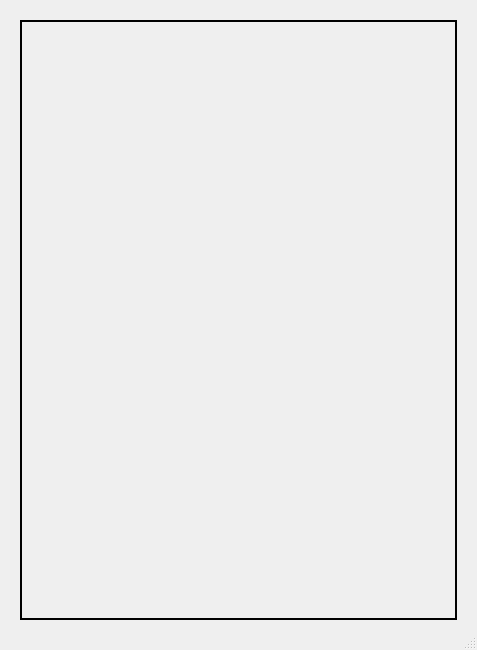
Qt form CLOVise/PLM/Outbound/PublishToPLM/BOM/AddNewBom.ui (Rishabhk01/CLOVise_CLO6_CentricPLM_R3) before a commit.
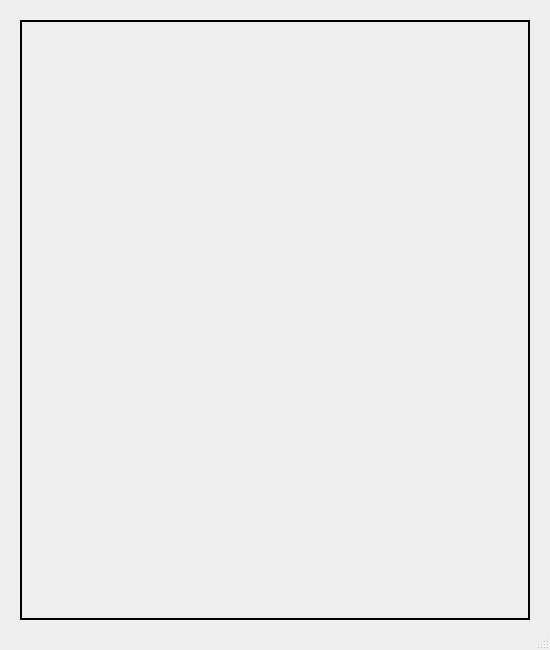
The same form after that commit.

What changed in the file:
```diff
--- a/CLOVise/PLM/Outbound/PublishToPLM/BOM/AddNewBom.ui
+++ b/CLOVise/PLM/Outbound/PublishToPLM/BOM/AddNewBom.ui
@@ -6,7 +6,7 @@
    <rect>
     <x>0</x>
     <y>0</y>
-    <width>477</width>
+    <width>550</width>
     <height>650</height>
    </rect>
   </property>
```
Left out of the diff: 3 changed lines with no effect on the pictures.
